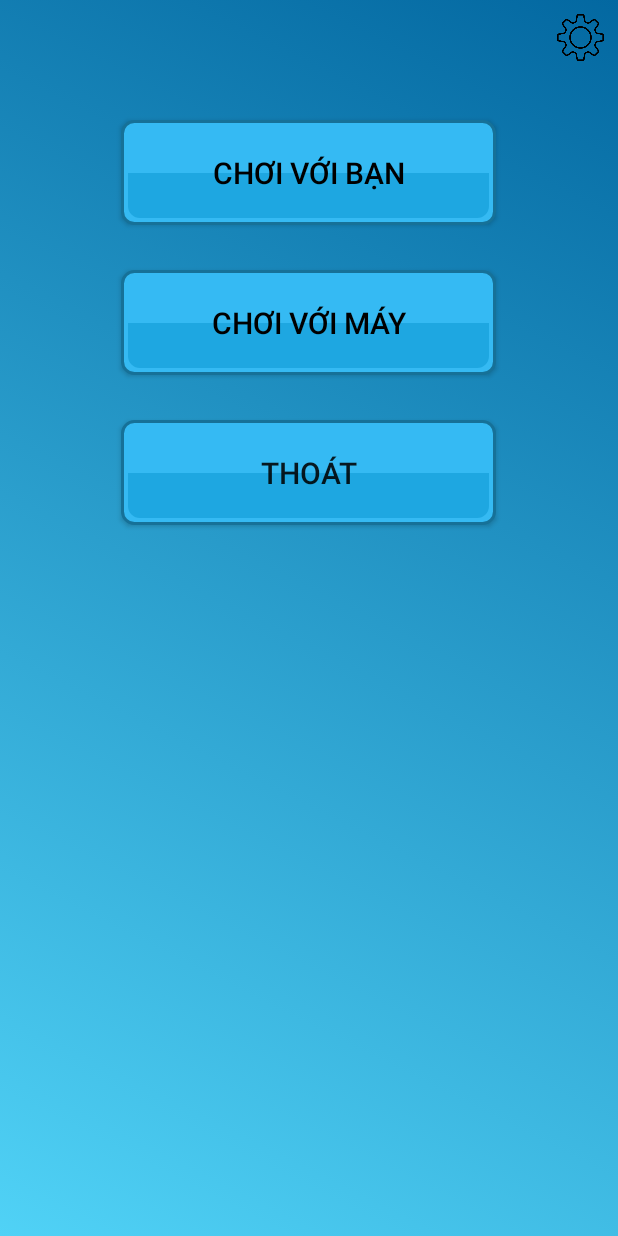
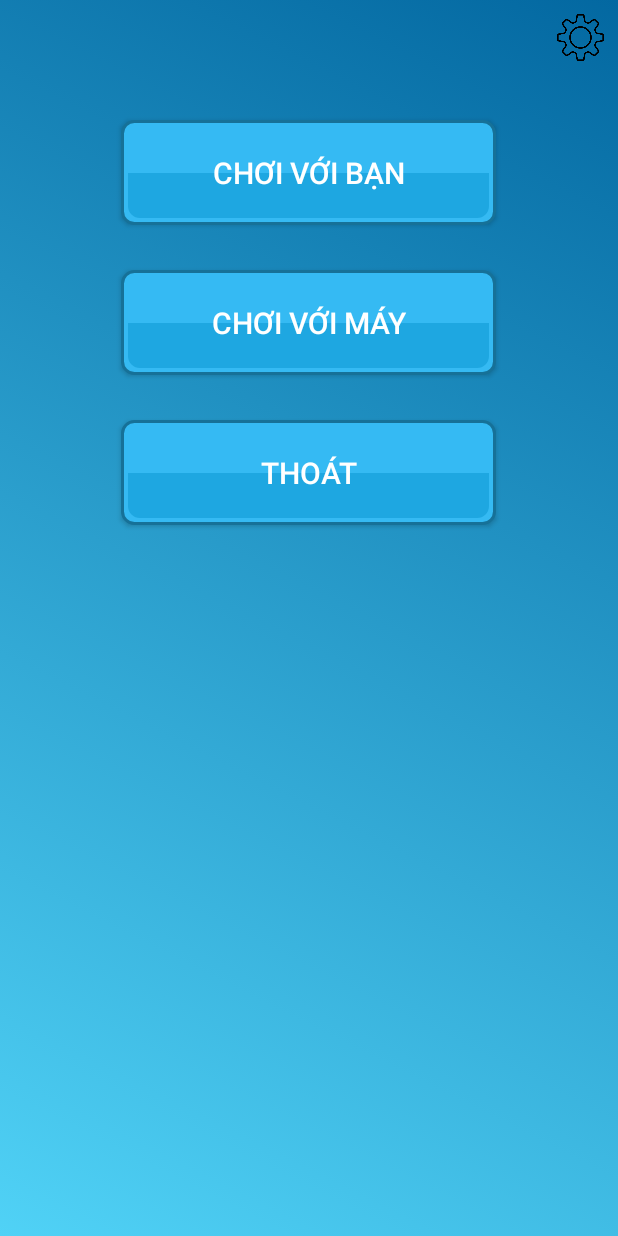
Before and after one commit to 1653067/caro_bluetooth, an Android app: the screen it shows after launch (MainActivity), on a phone screen of 412 x 824 dp. Run offline under Robolectric (Android 15) with nearby library versions, the phone set to English and light mode, and no system bars.

Commit message:
fix move

```diff
--- a/caro_project/app/src/main/java/com/android16_team/caro_project/PlayWithFriend.java
+++ b/caro_project/app/src/main/java/com/android16_team/caro_project/PlayWithFriend.java
@@ -206,7 +206,7 @@ public class PlayWithFriend extends AppCompatActivity {
                                 //Nếu mình chọn yes thì đợi xem đối phương có chấp nhận hay không?
                                 //Kiểm tra isContinue xem đối phương có chấp nhận trước đó chưa?
                                 if (isContinue == 1) {
-                                    drawView.resetBoard();
+                                    drawView.init();
                                     isContinue = 0;
                                 } else {
                                     //Tạo ra dialog bảo người dùng chờ đối thủ chấp nhận
@@ -266,13 +266,13 @@ public class PlayWithFriend extends AppCompatActivity {
                                 //Nếu isRunning hiện tại là true tức là hiện tại người dùng chưa chấp nhận
                                 //isContinue hiện tại sẽ được gán là = 1 đánh dấu là đối thử chấp nhận tiếp tục đánh
                                 //Nếu người dùng đã chấp nhận tức là isRunning = false
-                                //thì sẽ resetBoard để tiếp tục đánh
+                                //thì sẽ init để tiếp tục đánh
                                 //Nhớ reset isContinue lại là 0
                                 //Dismiss dialog chờ đối thủ
                                 if (isRunning) {
                                     isContinue = 1;
                                 } else {
-                                    drawView.resetBoard();
+                                    drawView.init();
                                     isContinue = 0;
                                     progressDialog.dismiss();
                                 }
--- /dev/null
+++ b/caro_project/app/src/main/res/color/button_play_text_color.xml
@@ -0,0 +1,6 @@
+<?xml version="1.0" encoding="utf-8"?>
+<selector xmlns:android="http://schemas.android.com/apk/res/android">
+    <item android:state_focused="true" android:color="#a78500"></item>
+    <item android:state_pressed="true" android:color="#a78500"></item>
+    <item android:color="#fff"></item>
+</selector>
--- a/caro_project/app/src/main/res/layout/activity_main.xml
+++ b/caro_project/app/src/main/res/layout/activity_main.xml
@@ -30,7 +30,7 @@
             android:background="@drawable/button_play_mainactivity"
             android:shadowRadius="1"
             android:text="Chơi với bạn"
-            android:textColor="#000"
+            android:textColor="@color/button_play_text_color"
             />
         <Button
             android:id="@+id/btn_playWithBot"
@@ -43,7 +43,7 @@
             android:background="@drawable/button_play_mainactivity"
             android:shadowRadius="1"
             android:text="Chơi với máy"
-            android:textColor="#000"
+            android:textColor="@color/button_play_text_color"
             />
 
         <Button
@@ -54,6 +54,7 @@
             android:textSize="20sp"
             android:layout_marginTop="30dp"
             android:background="@drawable/button_play_mainactivity"
+            android:textColor="@color/button_play_text_color"
             android:text="Thoát" />
 
         </LinearLayout>
```
Also changed, not shown: caro_project/app/src/main/java/com/android16_team/caro_project/DrawView.java (+14 -30 lines), caro_project/app/src/main/java/com/android16_team/caro_project/PlayWithBot.java (+4 -4 lines).
